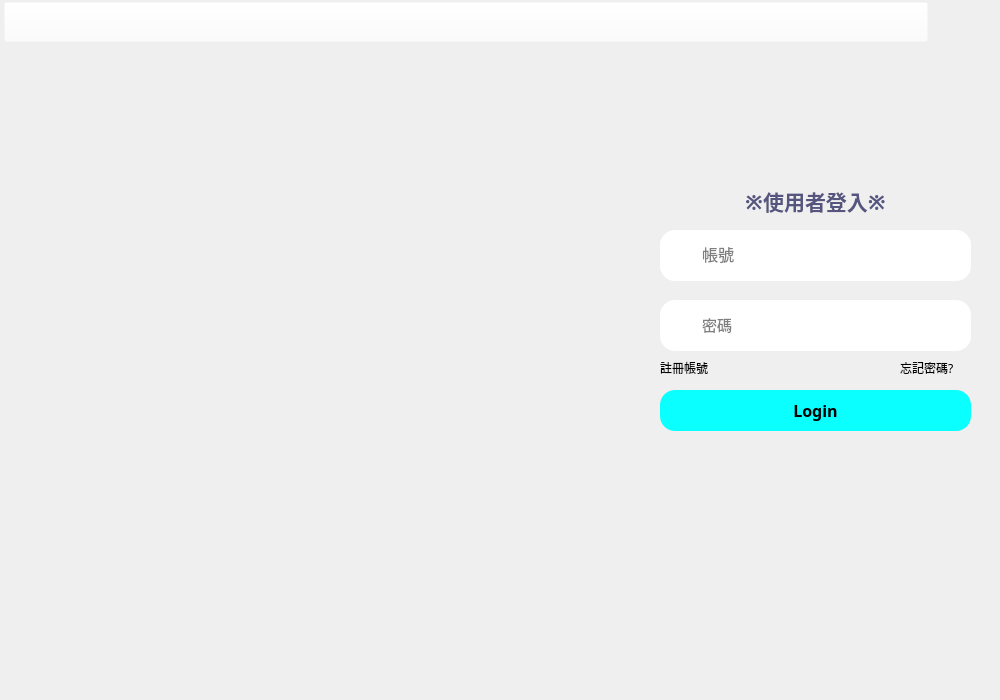
hmes98318/Logistics-Station, file src/gui/LoginWindow.ui: the form before one commit.
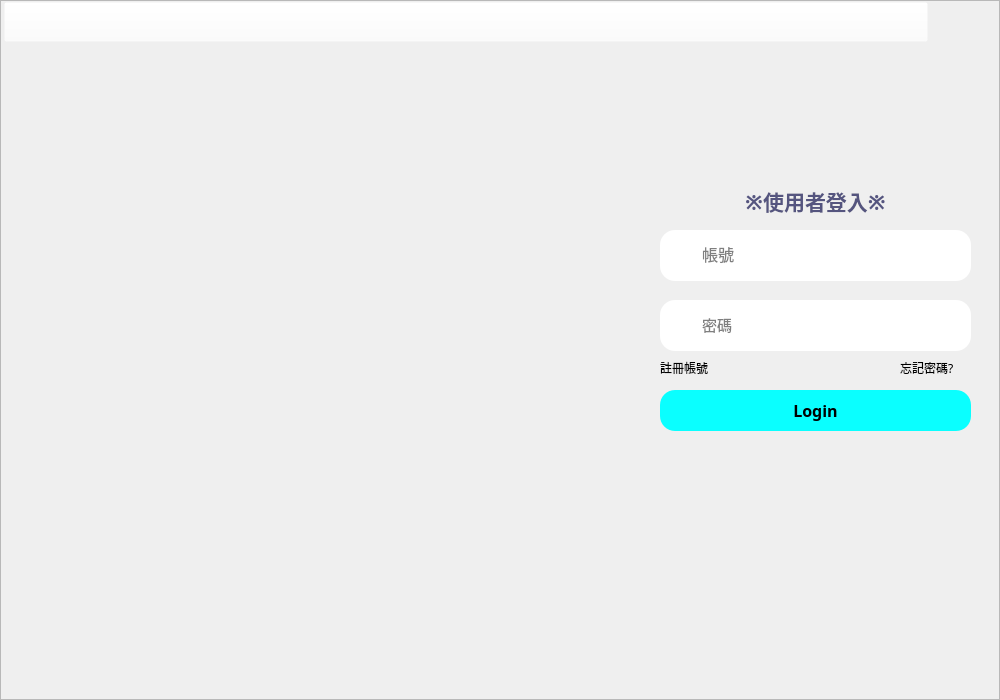
The form after the commit. Icons and pictures are not drawn.

Commit message: Change GUI - substitute Label for Frame

```diff
--- a/src/gui/LoginWindow.ui
+++ b/src/gui/LoginWindow.ui
@@ -30,8 +30,7 @@
      </font>
     </property>
     <property name="styleSheet">
-     <string notr="true">#frame{background-image:url(./src/gui/image/Login_Background.png);
-border-radius: 20px;}</string>
+     <string notr="true"/>
     </property>
     <property name="frameShape">
      <enum>QFrame::StyledPanel</enum>
@@ -152,6 +151,7 @@
      <property name="font">
       <font>
        <family>微軟正黑體</family>
+       <pointsize>9</pointsize>
       </font>
      </property>
      <property name="text">
@@ -391,7 +391,7 @@
       </item>
      </layout>
     </widget>
-    <widget class="QLabel" name="label">
+    <widget class="QLabel" name="hint_UserLogin">
      <property name="geometry">
       <rect>
        <x>660</x>
@@ -418,6 +418,43 @@
       <set>Qt::AlignCenter</set>
      </property>
     </widget>
+    <widget class="QLabel" name="label_LoginBackground">
+     <property name="geometry">
+      <rect>
+       <x>0</x>
+       <y>0</y>
+       <width>1000</width>
+       <height>700</height>
+      </rect>
+     </property>
+     <property name="minimumSize">
+      <size>
+       <width>1000</width>
+       <height>700</height>
+      </size>
+     </property>
+     <property name="maximumSize">
+      <size>
+       <width>1000</width>
+       <height>700</height>
+      </size>
+     </property>
+     <property name="styleSheet">
+      <string notr="true">#label_LoginBackground{background-image:url(./src/gui/image/Login_Background.png);
+border-radius: 20px;}</string>
+     </property>
+     <property name="text">
+      <string/>
+     </property>
+    </widget>
+    <zorder>label_LoginBackground</zorder>
+    <zorder>horizontalLayoutWidget</zorder>
+    <zorder>button_LogicIn</zorder>
+    <zorder>ForgetPW</zorder>
+    <zorder>CreateID</zorder>
+    <zorder>horizontalLayoutWidget_3</zorder>
+    <zorder>horizontalLayoutWidget_5</zorder>
+    <zorder>hint_UserLogin</zorder>
    </widget>
   </widget>
  </widget>
```
The commit also changes 1 other file.
